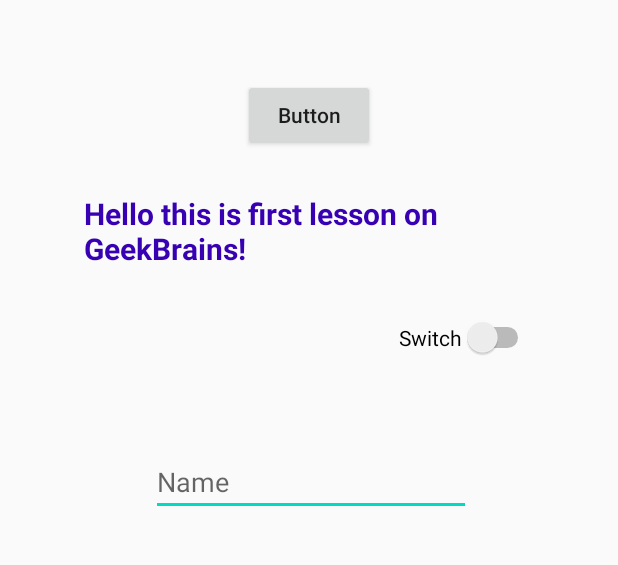
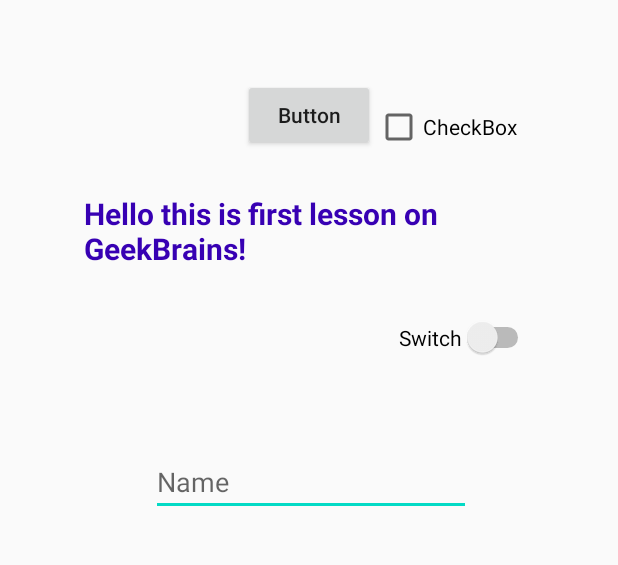
Before and after one commit to Ruslan61/Android_Base_Level, an Android app: the screen it shows after launch (MainActivity), after a tap on "Button", on a phone screen of 412 x 824 dp, the part 429-994 px from its top. Run offline under Robolectric (Android 15) with nearby library versions, the phone set to English and light mode, and no system bars.

Commit message:
added checkbox

```diff
--- a/app/src/main/res/layout/activity_main.xml
+++ b/app/src/main/res/layout/activity_main.xml
@@ -66,4 +66,12 @@
         app:layout_constraintStart_toStartOf="@+id/helloWorldTextView"
         app:layout_constraintTop_toBottomOf="@+id/switch1" />
 
+    <CheckBox
+        android:id="@+id/checkBox"
+        android:layout_width="wrap_content"
+        android:layout_height="wrap_content"
+        android:text="CheckBox"
+        app:layout_constraintBottom_toBottomOf="@+id/button"
+        app:layout_constraintStart_toEndOf="@+id/button" />
+
 </androidx.constraintlayout.widget.ConstraintLayout>
```
